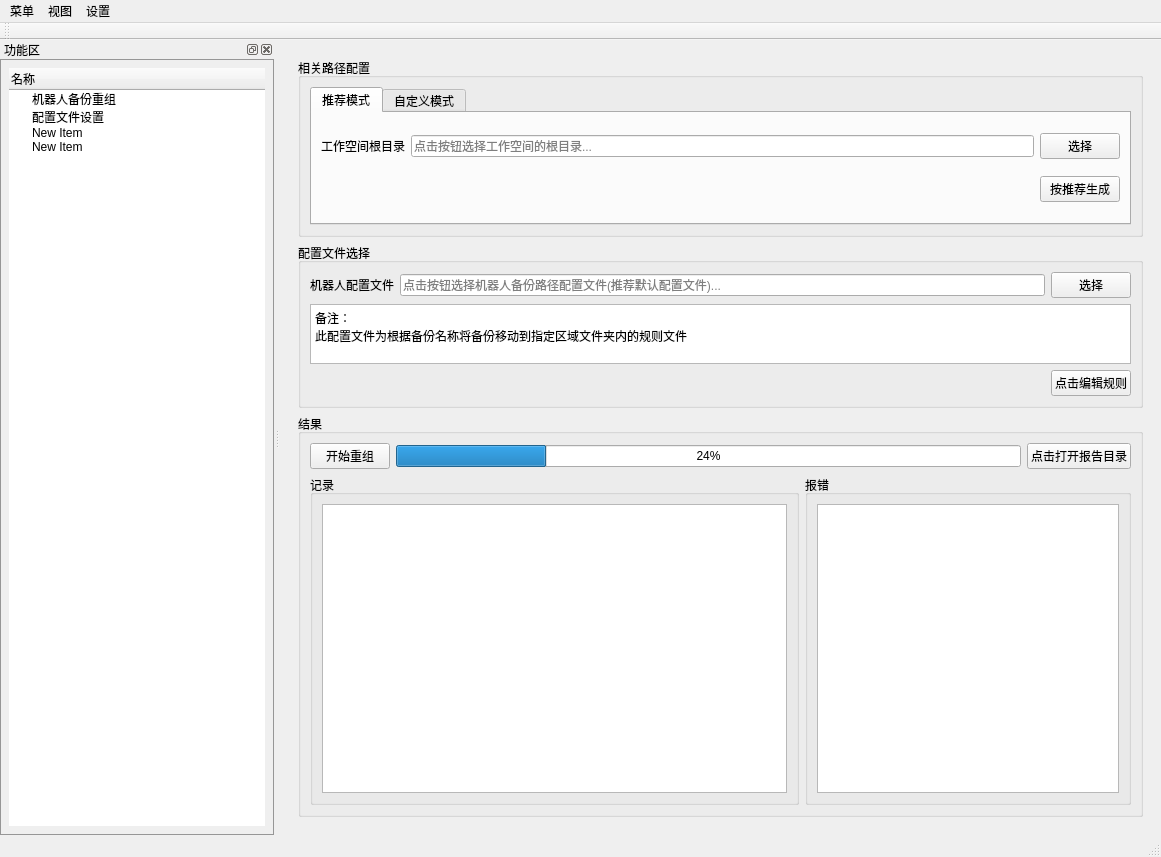
The window that src/ui/main.ui (Eric76-Z/RDAT) describes before a commit, drawn with Qt 5.
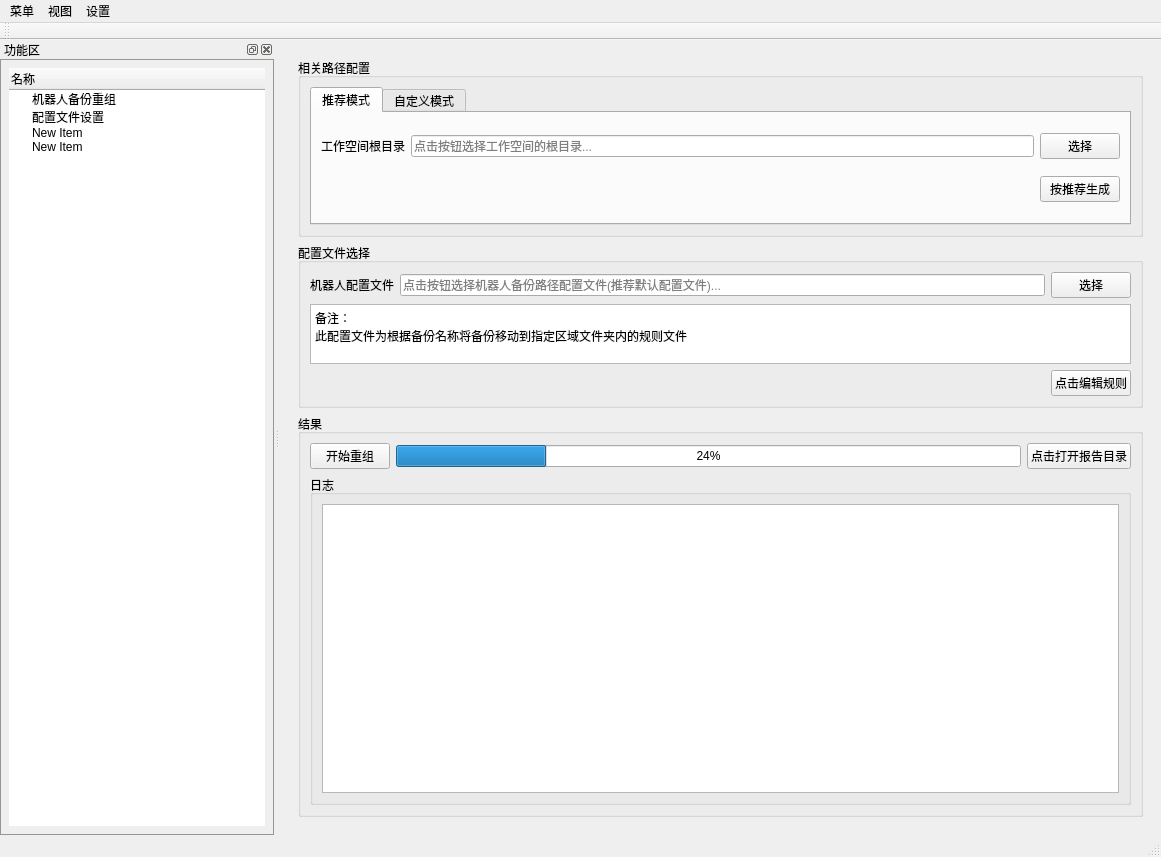
The same window after the commit.

Commit message: textBrowser 编写

Diff of the .ui file:
```diff
--- a/src/ui/main.ui
+++ b/src/ui/main.ui
@@ -389,11 +389,11 @@
                 </layout>
                </item>
                <item>
-                <layout class="QHBoxLayout" name="horizontalLayout_3" stretch="3,2">
+                <layout class="QHBoxLayout" name="horizontalLayout_3" stretch="3">
                  <item>
                   <widget class="QGroupBox" name="groupBox_log">
                    <property name="title">
-                    <string>记录</string>
+                    <string>日志</string>
                    </property>
                    <layout class="QGridLayout" name="gridLayout_3">
                     <item row="0" column="0">
@@ -402,18 +402,6 @@
                    </layout>
                   </widget>
                  </item>
-                 <item>
-                  <widget class="QGroupBox" name="groupBox_error">
-                   <property name="title">
-                    <string>报错</string>
-                   </property>
-                   <layout class="QGridLayout" name="gridLayout_7">
-                    <item row="0" column="0">
-                     <widget class="QTextBrowser" name="textBrowser_error"/>
-                    </item>
-                   </layout>
-                  </widget>
-                 </item>
                 </layout>
                </item>
               </layout>
```
Left out of the diff: 10 changed lines with no effect on the pictures. The commit also changes 1 other file.
